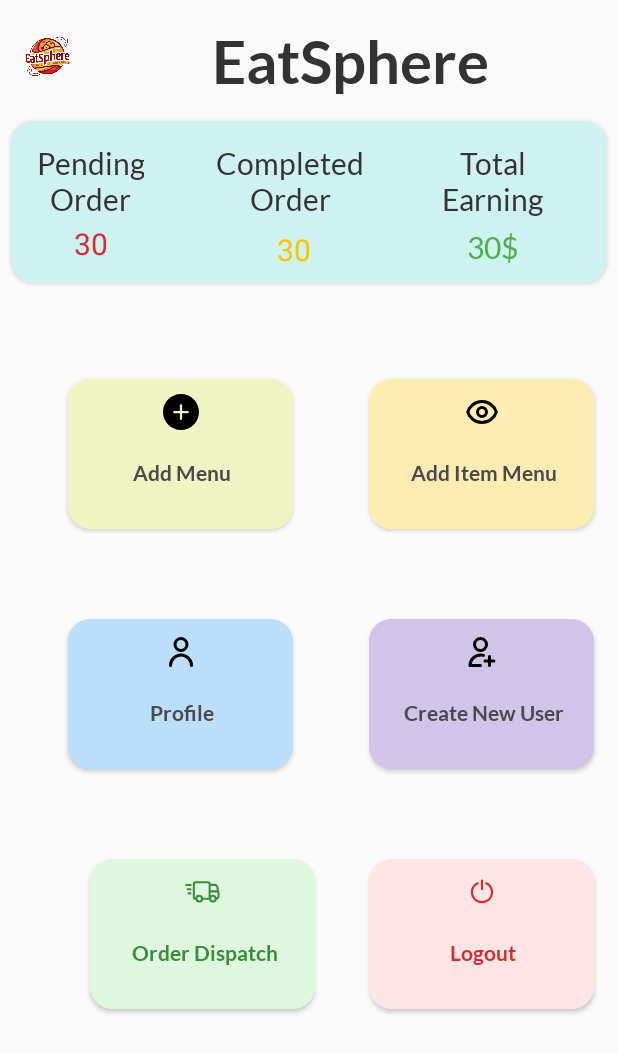
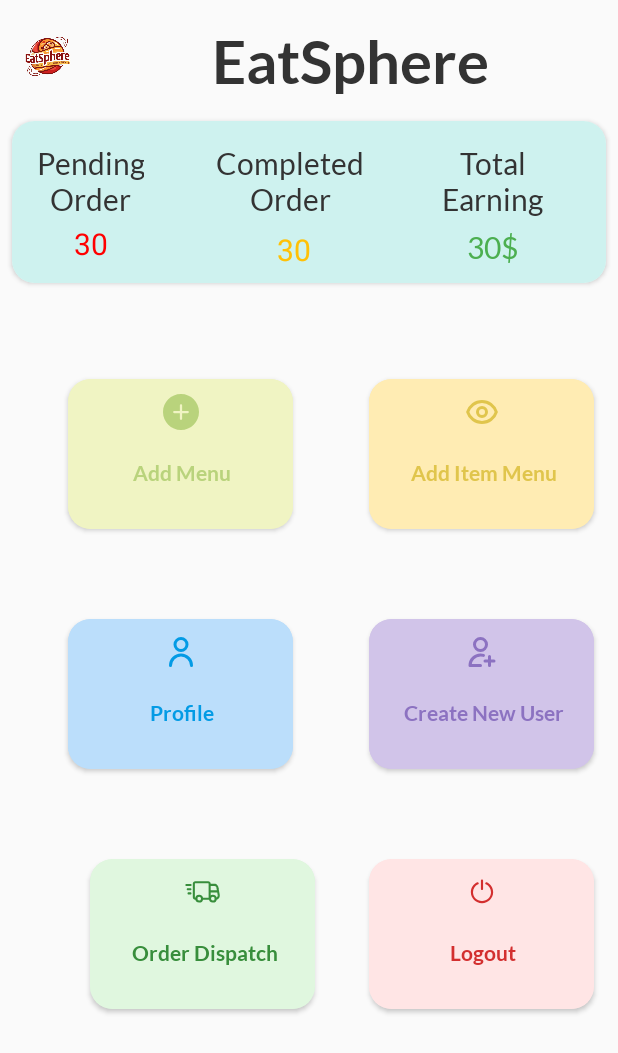
Before and after one commit to vaibhavk10/AdminEatSphere, an Android app: the MainActivity screen opened directly, with no data from a screen before it, on a phone screen of 412 x 824 dp. Shown: the top 1053 px of the screen. Run offline under Robolectric (Android 15) with nearby library versions, the phone set to English and light mode, and no system bars.

Commit message:
First Commit

```diff
--- a/app/src/main/res/layout/activity_main.xml
+++ b/app/src/main/res/layout/activity_main.xml
@@ -121,7 +121,7 @@
                 android:layout_height="wrap_content"
                 android:layout_marginTop="4dp"
                 android:text="30"
-                android:textColor="#D32F2F"
+                android:textColor="#FF0000"
                 android:textSize="20sp"
                 app:layout_constraintEnd_toEndOf="@+id/textView8"
                 app:layout_constraintHorizontal_bias="0.51"
@@ -158,7 +158,8 @@
                 android:src="@drawable/plus"
                 app:layout_constraintEnd_toEndOf="parent"
                 app:layout_constraintStart_toStartOf="parent"
-                app:layout_constraintTop_toTopOf="parent" />
+                app:layout_constraintTop_toTopOf="parent"
+                app:tint="#B9D37C"/>
 
             <TextView
                 android:id="@+id/addMenuText"
@@ -167,7 +168,7 @@
                 android:layout_marginTop="20dp"
                 android:fontFamily="@font/latobold"
                 android:text="Add Menu"
-                android:textColor="#4A4A4A"
+                android:textColor="#FFB9D37C"
                 app:layout_constraintEnd_toEndOf="@+id/imageView6"
                 app:layout_constraintHorizontal_bias="0.487"
                 app:layout_constraintStart_toStartOf="@+id/imageView6"
@@ -200,7 +201,8 @@
                 android:src="@drawable/eye"
                 app:layout_constraintEnd_toEndOf="parent"
                 app:layout_constraintStart_toStartOf="parent"
-                app:layout_constraintTop_toTopOf="parent" />
+                app:layout_constraintTop_toTopOf="parent"
+                app:tint="#E0C54C"/>
 
             <TextView
                 android:id="@+id/addMenuTex7"
@@ -209,7 +211,7 @@
                 android:layout_marginTop="20dp"
                 android:fontFamily="@font/latobold"
                 android:text="Add Item Menu"
-                android:textColor="#4A4A4A"
+                android:textColor="#FFE0C54C"
                 app:layout_constraintEnd_toEndOf="@+id/imageView7"
                 app:layout_constraintHorizontal_bias="0.487"
                 app:layout_constraintStart_toStartOf="@+id/imageView7"
@@ -243,7 +245,8 @@
                 android:src="@drawable/user"
                 app:layout_constraintEnd_toEndOf="parent"
                 app:layout_constraintStart_toStartOf="parent"
-                app:layout_constraintTop_toTopOf="parent" />
+                app:layout_constraintTop_toTopOf="parent"
+                app:tint="#039BE5"/>
 
             <TextView
                 android:id="@+id/addMenuText8"
@@ -252,7 +255,7 @@
                 android:layout_marginTop="20dp"
                 android:fontFamily="@font/latobold"
                 android:text="Profile"
-                android:textColor="#4A4A4A"
+                android:textColor="#FF039BE5"
                 app:layout_constraintEnd_toEndOf="@+id/imageView8"
                 app:layout_constraintHorizontal_bias="0.487"
                 app:layout_constraintStart_toStartOf="@+id/imageView8"
@@ -284,7 +287,8 @@
                 android:src="@drawable/userplus"
                 app:layout_constraintEnd_toEndOf="parent"
                 app:layout_constraintStart_toStartOf="parent"
-                app:layout_constraintTop_toTopOf="parent" />
+                app:layout_constraintTop_toTopOf="parent"
+                app:tint="#8C72C1"/>
 
             <TextView
                 android:id="@+id/addMenuText9"
@@ -293,7 +297,7 @@
                 android:layout_marginTop="20dp"
                 android:fontFamily="@font/latobold"
                 android:text="Create New User"
-                android:textColor="#4A4A4A"
+                android:textColor="#FF8C72C1"
                 app:layout_constraintEnd_toEndOf="@+id/imageView9"
                 app:layout_constraintHorizontal_bias="0.487"
                 app:layout_constraintStart_toStartOf="@+id/imageView9"
```
